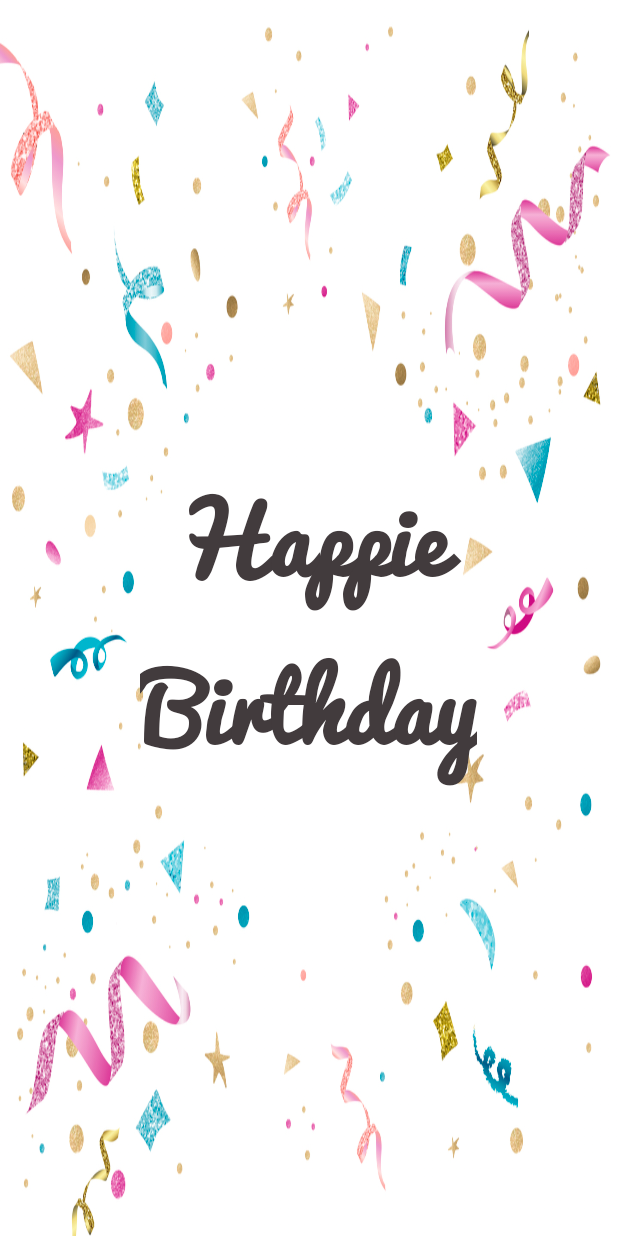
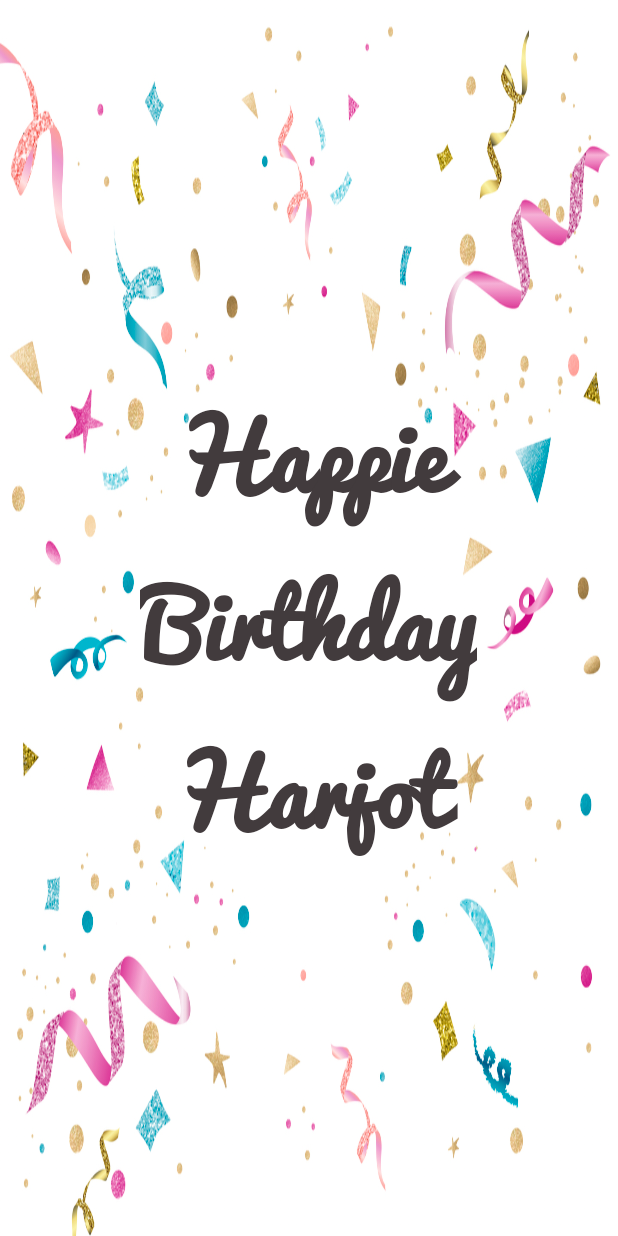
Before and after one commit to sjagmeet37/HappyBirtday, an Android app: the MainActivity screen opened directly, with no data from a screen before it, on a phone screen of 412 x 824 dp. Run offline under Robolectric (Android 15) with nearby library versions, the phone set to English and light mode, and no system bars.

Commit message:
fourth commit

```diff
--- a/app/src/main/res/layout/activity_main.xml
+++ b/app/src/main/res/layout/activity_main.xml
@@ -23,7 +23,7 @@
       android:layout_width="wrap_content"
       android:layout_height="wrap_content"
       android:fontFamily="@font/pacifico"
-      android:text="Happie\nBirthday"
+      android:text="Happie\nBirthday\nHarjot"
       android:textAlignment="center"
       android:textColor="#423B3D"
       android:textSize="60sp"
```
